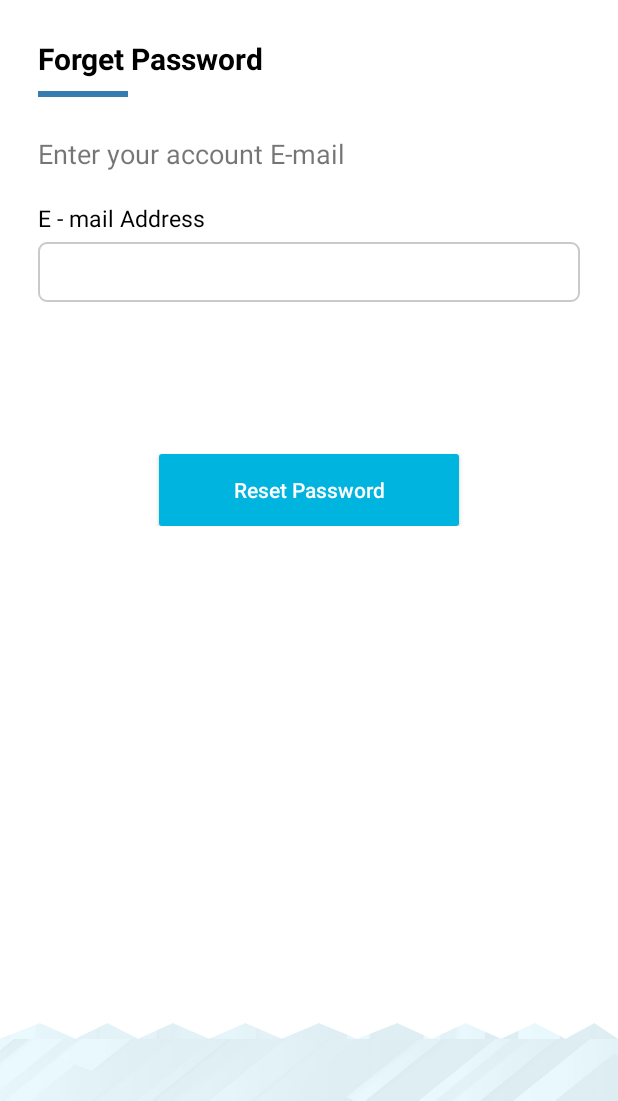
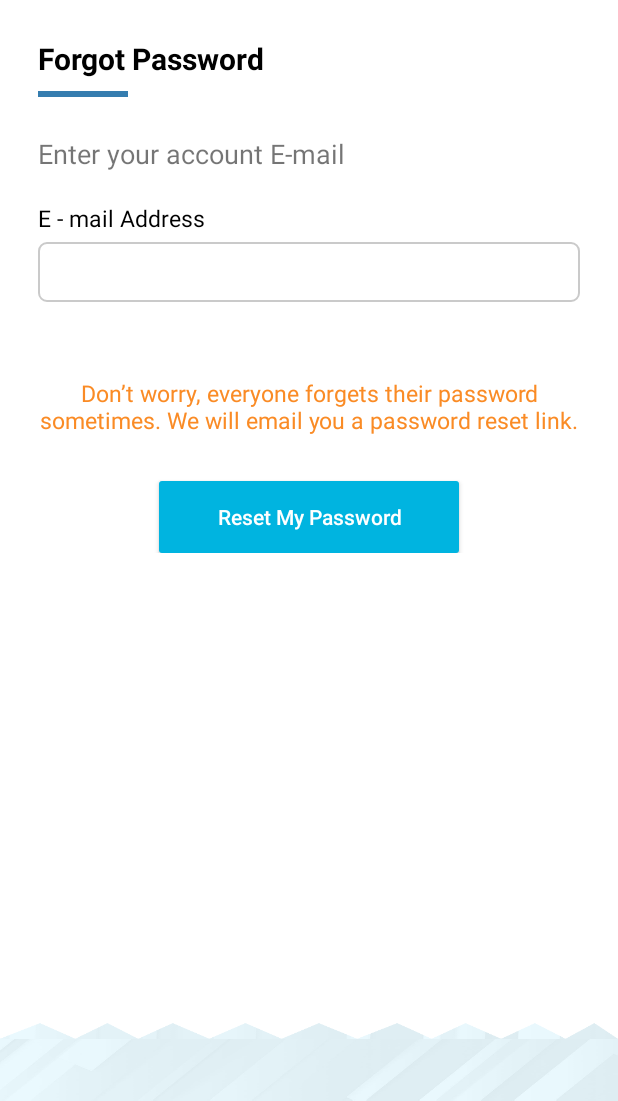
Before and after one commit to preetkewl/FishAnywhere, an Android app: the layout activity_forgot_password.xml on its own in the app's theme, with its tools: preview values and no code run, on a phone screen of 412 x 824 dp, the part 135-1236 px from its top. Run offline under Robolectric (Android 15) with nearby library versions, the phone set to English and light mode, and no system bars.

Commit message:
1. <string name=forgot><u>Forgot Password</u></string>

```diff
--- a/app/src/main/java/com/apps/fishanywhere/misc/AppConstants.java
+++ b/app/src/main/java/com/apps/fishanywhere/misc/AppConstants.java
@@ -26,7 +26,7 @@ public class AppConstants {
     public static final String STATUS_ACCEPT = "confirmed";
     public static final String STATUS_REJECT = "cancelled";
     public static final String INTENT_ACCEPT = "";
-    public static final String INTENT_REJECT = "cancel";
+    public static final String INTENT_REJECT = "decline";
 
 
 }
--- a/app/src/main/java/com/apps/fishanywhere/model/Callbacks/GetTripCalenderCallback.java
+++ b/app/src/main/java/com/apps/fishanywhere/model/Callbacks/GetTripCalenderCallback.java
@@ -69,7 +69,7 @@ public class GetTripCalenderCallback {
         this.blockingNote = blockingNote;
     }
 
-    @SerializedName("type")
+    @SerializedName("option value")
     @Expose
     public String type;
     @SerializedName("bookable")
--- a/app/src/main/java/com/apps/fishanywhere/presenter/CalenderPresenter.java
+++ b/app/src/main/java/com/apps/fishanywhere/presenter/CalenderPresenter.java
@@ -30,8 +30,7 @@ public class CalenderPresenter {
         this.calenderInterface = calenderInterface;
     }
 
-    public void getTripCalender(final String userId, final String id
-    ) throws IOException {
+    public void getTripCalender(final String userId, final String id) throws IOException {
         calenderInterface.start();
         Retrofit retrofitObject = Utils.retrofitObject(context);
         if (retrofitObject != null) {
@@ -90,7 +89,6 @@ public class CalenderPresenter {
                 public void onResponse(Call<GetAddTripRecordCallback> call, Response<GetAddTripRecordCallback> response) {
                     calenderInterface.finish("");
                     if (response != null && response.body() != null && response.code() == 200) {
-
                         calenderInterface.addTripAvailbilty(response.body());
                     } else if (response != null && response.body() == null && response.code() == 401) {
                         calenderInterface.finish(context.getResources().getString(R.string.invalid_user_name_password));
--- a/app/src/main/java/com/apps/fishanywhere/presenter/EditCaptainDetailsPresenter.java
+++ b/app/src/main/java/com/apps/fishanywhere/presenter/EditCaptainDetailsPresenter.java
@@ -80,7 +80,7 @@ public class EditCaptainDetailsPresenter {
                                      String website,
                                      String esatblishedMonth,
                                      String esatblishedYear,
-                                     String currentInfoCurrnetAccurate,
+                                     boolean currentInfoCurrnetAccurate,
                                      final String isBuisnesEntity,
                                      final String isInsuarance,
                                      final String isPermitLicense,
--- a/app/src/main/res/layout/activity_forgot_password.xml
+++ b/app/src/main/res/layout/activity_forgot_password.xml
@@ -115,7 +115,7 @@
                             android:layout_height="@dimen/dimen_40dp"/>
 
                         <TextView
-                            android:visibility="invisible"
+                            android:visibility="visible"
                             android:layout_marginTop="@dimen/dimen_50dp"
                             android:gravity="center_horizontal"
                             android:textSize="@dimen/dimen_15sp"
--- a/app/src/main/res/layout/activity_login.xml
+++ b/app/src/main/res/layout/activity_login.xml
@@ -141,6 +141,7 @@ android:padding="@dimen/dimen_2dp"
         android:layout_marginTop="@dimen/dimen_2dp"
         android:background="@drawable/shape_reactangle_border"
         android:inputType="textPersonName"
+        android:text="fatester407@gmail.com"
         app:layout_constraintRight_toRightOf="parent"
         app:layout_constraintTop_toBottomOf="@+id/tv_username" />
 
@@ -198,6 +199,7 @@ android:padding="@dimen/dimen_2dp"
         android:paddingLeft="@dimen/dimen_10dp"
         android:layout_marginRight="@dimen/dimen_20dp"
         android:layout_marginLeft="@dimen/dimen_30dp"
+        android:text="F!shing4Money"
         android:id="@+id/et_pswd"
         android:layout_width="match_parent"
         android:layout_height="@dimen/dimen_40dp"
@@ -211,13 +213,13 @@ android:padding="@dimen/dimen_2dp"
 
     <RelativeLayout
         android:layout_marginLeft="@dimen/dimen_10dp"
-      app:layout_constraintHorizontal_bias="0"
         android:id="@+id/remberme"
         android:layout_width="wrap_content"
         android:layout_height="wrap_content"
         android:layout_marginTop="15dp"
         android:text="@string/forgot"
         android:textSize="20sp"
+        app:layout_constraintHorizontal_bias="0"
         app:layout_constraintTop_toBottomOf="@+id/et_pswd"
         app:layout_constraintRight_toRightOf="parent"
         app:layout_constraintLeft_toLeftOf="parent"
--- a/app/src/main/res/values/strings.xml
+++ b/app/src/main/res/values/strings.xml
@@ -2,7 +2,7 @@
     <string name="app_name">FishAnywhere</string>
     <string name="usrname">Username / E - mail</string>
     <string name="pswd">Password</string>
-    <string name="forgot"><u>Forget Password</u></string>
+    <string name="forgot"><u>Forgot Password</u></string>
     <string name="basic_info">Basic Information</string>
     <string name="user_name">User Name</string>
     <string name="password">Password</string>
@@ -242,10 +242,11 @@
     <string name="trolling">Trolling</string>
     <string name="register_text">Your confirmation link send to your e-mail</string>
     <string name="create_your_tripe">Create Trip</string>
-    <string name="forget_password">Forget Password</string>
+    <string name="forget_password">Forgot Password</string>
     <string name="enter_your_acnt_email">Enter your account E-mail</string>
     <string name="email_address">E - mail Address</string>
-    <string name="send_password_to_mail">We will send password to your mail</string>
+    <string name="send_password_to_mail">Don’t worry, everyone forgets their password sometimes. We will email you a password reset link.</string>
+
     <string name="discount_per">15%</string>
     <string name="discount">Discount</string>
 
@@ -291,10 +292,9 @@
     <string name="add">Add</string>
     <string name="noteforblocking">Note for Blocking:</string>
     <string-array name="type_day">
-        <item>- Select Your Day-</item>
+        <item>- Full Day-</item>
         <item>- Half Day AM-</item>
         <item>- Half Day PM-</item>
-        <item>- Full Day-</item>
     </string-array>
     <string name="type">Type</string>
     <string name="blockingnote">Blocking Note</string>
@@ -379,7 +379,7 @@
     <string name="enter_date">Please enter trip date</string>
     <string name="select_fishe_species">Please select fish species.</string>
     <string name="upload_image">Please upload images.</string>
-    <string name="reset_password">Reset Password</string>
+    <string name="reset_password">Reset My Password</string>
     <string name="sign_out">Sign Out</string>
     <string name="cominng_soon">Coming Soon!</string>
     <string name="enter_blocking_note">Please enter blocking note.</string>
```
Also changed, not shown: app/src/main/java/com/apps/fishanywhere/misc/Utils.java (+17 -0 lines), app/src/main/java/com/apps/fishanywhere/model/webrequest/RetrofitPost.java (+1 -21 lines), app/src/main/java/com/apps/fishanywhere/view/activity/CalenderActivity.java (+8 -9 lines), app/src/main/java/com/apps/fishanywhere/view/activity/EditProfileActivity.java (+112 -97 lines).
